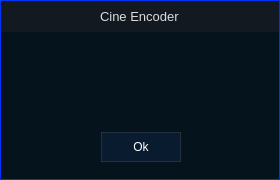
Before: the Qt Designer form app/taskcomplete.ui in TotalCaesar659/cine-encoder, drawn with Qt 5.
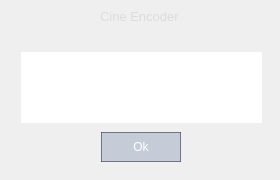
After: the same form once the commit is applied. Icons and pictures are not drawn.

Diff of the .ui file:
```diff
--- a/app/taskcomplete.ui
+++ b/app/taskcomplete.ui
@@ -38,9 +38,6 @@
    <iconset resource="files.qrc">
     <normaloff>:/20x20/icons/20x20/cil-comment-square.png</normaloff>:/20x20/icons/20x20/cil-comment-square.png</iconset>
   </property>
-  <property name="styleSheet">
-   <string notr="true">background: rgb(0, 50, 250)</string>
-  </property>
   <property name="locale">
    <locale language="English" country="UnitedStates"/>
   </property>
@@ -62,9 +59,6 @@
    </property>
    <item row="0" column="0">
     <widget class="QWidget" name="widget" native="true">
-     <property name="styleSheet">
-      <string notr="true">background: rgb(0, 50, 250)</string>
-     </property>
      <layout class="QGridLayout" name="gridLayout_3">
       <property name="leftMargin">
        <number>1</number>
@@ -95,84 +89,6 @@
           <height>178</height>
          </size>
         </property>
-        <property name="styleSheet">
-         <string notr="true">QFrame{
-	background-color: rgb(5, 20, 28);
-}
-
-QScrollBar:horizontal {
-    border: none;
-    background: rgb(52, 59, 72);
-    height: 14px;
-    margin: 0px 21px 0 21px;
-    border-radius: 0px;
-}
-QScrollBar:vertical {
-    border: none;
-    background: rgb(52, 59, 72);
-    width: 14px;
-    margin: 21px 0 21px 0;
-    border-radius: 0px;
-}
-QScrollBar::handle:horizontal {
-    background: rgb(27, 29, 35);
-    min-width: 25px;
-    border-radius: 7px
-}
-QScrollBar::handle:vertical {
-    background: rgb(27, 29, 35);
-    min-height: 25px;
-    border-radius: 7px
-}
-QScrollBar::add-line:horizontal {
-    border: none;
-    background: rgb(55, 63, 77);
-    width: 20px;
-    border-top-right-radius: 7px;
-    border-bottom-right-radius: 7px;
-    subcontrol-position: right;
-    subcontrol-origin: margin;
-}
-QScrollBar::add-line:vertical {
-    border: none;
-    background: rgb(55, 63, 77);
-    height: 20px;
-    border-bottom-left-radius: 7px;
-    border-bottom-right-radius: 7px;
-    subcontrol-position: bottom;
-    subcontrol-origin: margin;
-}
-QScrollBar::sub-line:horizontal {
-    border: none;
-    background: rgb(55, 63, 77);
-    width: 20px;
-    border-top-left-radius: 7px;
-    border-bottom-left-radius: 7px;
-    subcontrol-position: left;
-    subcontrol-origin: margin;
-}
-QScrollBar::sub-line:vertical {
-    border: none;
-    background: rgb(55, 63, 77);
-    height: 20px;
-    border-top-left-radius: 7px;
-    border-top-right-radius: 7px;
-    subcontrol-position: top;
-    subcontrol-origin: margin;
-}
-QScrollBar::up-arrow:horizontal, QScrollBar::down-arrow:horizontal {
-    background: none;
-}
-QScrollBar::up-arrow:vertical, QScrollBar::down-arrow:vertical {
-    background: none;
-}
-QScrollBar::add-page:horizontal, QScrollBar::sub-page:horizontal {
-    background: none;
-}
-QScrollBar::add-page:vertical, QScrollBar::sub-page:vertical {
-    background: none;
-}</string>
-        </property>
         <property name="frameShape">
          <enum>QFrame::NoFrame</enum>
         </property>
@@ -215,9 +131,6 @@
            <property name="acceptDrops">
             <bool>false</bool>
            </property>
-           <property name="styleSheet">
-            <string notr="true">background-color: rgba(27, 29, 35, 150)</string>
-           </property>
            <property name="frameShape">
             <enum>QFrame::NoFrame</enum>
            </property>
@@ -460,9 +373,6 @@
             <property name="autoFillBackground">
              <bool>true</bool>
             </property>
-            <property name="styleSheet">
-             <string notr="true">color: rgb(255, 255, 255);</string>
-            </property>
             <property name="locale">
              <locale language="English" country="UnitedStates"/>
             </property>
@@ -479,8 +389,8 @@
              <string>&lt;!DOCTYPE HTML PUBLIC &quot;-//W3C//DTD HTML 4.0//EN&quot; &quot;http://www.w3.org/TR/REC-html40/strict.dtd&quot;&gt;
 &lt;html&gt;&lt;head&gt;&lt;meta name=&quot;qrichtext&quot; content=&quot;1&quot; /&gt;&lt;style type=&quot;text/css&quot;&gt;
 p, li { white-space: pre-wrap; }
-&lt;/style&gt;&lt;/head&gt;&lt;body style=&quot; font-family:'Cantarell'; font-size:10pt; font-weight:400; font-style:normal;&quot;&gt;
-&lt;p align=&quot;center&quot; style=&quot;-qt-paragraph-type:empty; margin-top:0px; margin-bottom:0px; margin-left:0px; margin-right:0px; -qt-block-indent:0; text-indent:0px; font-family:'Noto Sans';&quot;&gt;&lt;br /&gt;&lt;/p&gt;&lt;/body&gt;&lt;/html&gt;</string>
+&lt;/style&gt;&lt;/head&gt;&lt;body style=&quot; font-family:'Sans'; font-size:9pt; font-weight:400; font-style:normal;&quot;&gt;
+&lt;p align=&quot;center&quot; style=&quot;-qt-paragraph-type:empty; margin-top:0px; margin-bottom:0px; margin-left:0px; margin-right:0px; -qt-block-indent:0; text-indent:0px; font-family:'Noto Sans'; font-size:10pt;&quot;&gt;&lt;br /&gt;&lt;/p&gt;&lt;/body&gt;&lt;/html&gt;</string>
             </property>
             <property name="openLinks">
              <bool>true</bool>
```
